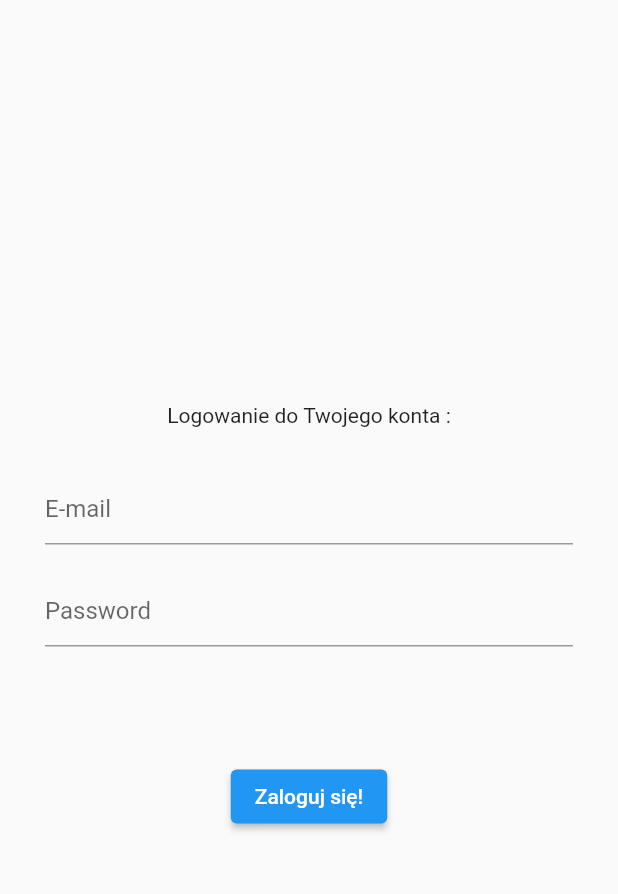
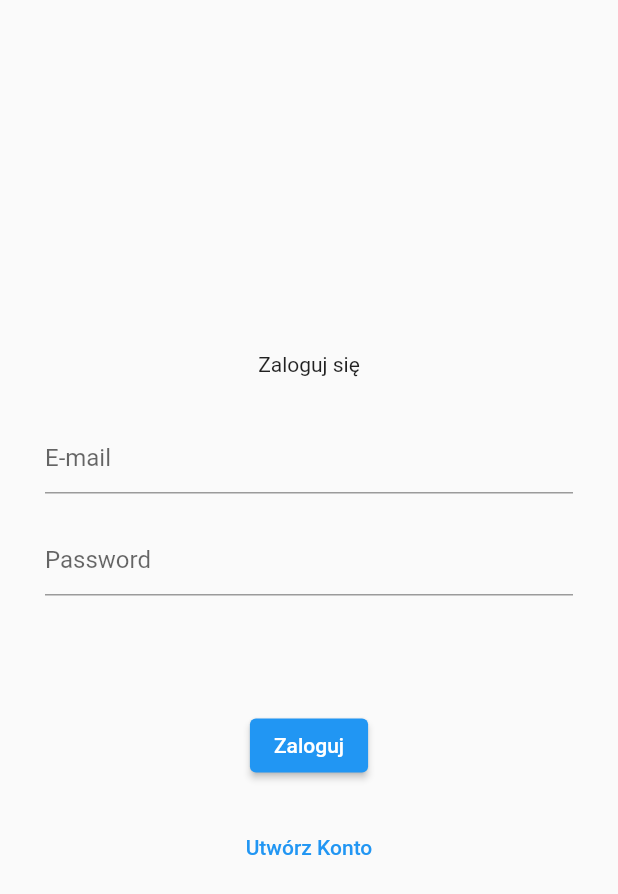
Before and after one commit to patryklaskowski1/dishes_ranking, a Flutter app: the screen it shows after launch, on a phone screen of 412 x 824 dp. Shown: the top 894 px of the screen. Run offline on Flutter 3.47's test engine with Material 2 defaults, Android fonts, the phone set to English and light mode, and no system bars; our stand-ins replace firebase_auth, firebase_core; accounts and stored records are empty.

Commit message:
Add Registration

```diff
--- a/lib/app/login/login_page.dart
+++ b/lib/app/login/login_page.dart
@@ -15,6 +15,7 @@ class LoginPage extends StatefulWidget {
 
 class _LoginPageState extends State<LoginPage> {
   var errorMessage = '';
+  var isCreatingAccount = false;
 
   @override
   Widget build(BuildContext context) {
@@ -25,7 +26,7 @@ class _LoginPageState extends State<LoginPage> {
           child: Column(
             mainAxisAlignment: MainAxisAlignment.center,
             children: [
-              const Text('Logowanie do Twojego konta :'),
+              Text(isCreatingAccount == true ? 'Rejestracja' : 'Zaloguj się'),
               const SizedBox(height: 30),
               TextField(
                 controller: widget.emailController,
@@ -51,6 +52,22 @@ class _LoginPageState extends State<LoginPage> {
               const SizedBox(height: 30),
               ElevatedButton(
                 onPressed: () async {
+                  if (isCreatingAccount == true) {
+                    //rejestracja
+                    try {
+                      await FirebaseAuth.instance
+                          .createUserWithEmailAndPassword(
+                              email: widget.emailController.text,
+                              password: widget.passwordController.text);
+                    } catch (error) {
+                      setState(
+                        () {
+                          errorMessage = error.toString();
+                        },
+                      );
+                    }
+                  } else {
+                    //logowanie
                     try {
                       await FirebaseAuth.instance.signInWithEmailAndPassword(
                           email: widget.emailController.text,
@@ -62,11 +79,32 @@ class _LoginPageState extends State<LoginPage> {
                         },
                       );
                     }
+                  }
                 },
-                child: const Text(
-                  'Zaloguj się!',
+                child:
+                    Text(isCreatingAccount == true ? 'Zarejestrój' : 'Zaloguj'),
               ),
-              ),
+              const SizedBox(height: 20),
+              if (isCreatingAccount == false) ...[
+                TextButton(
+                  onPressed: () {
+                    setState(() {
+                      isCreatingAccount = true;
+                    });
+                  },
+                  child: const Text('Utwórz Konto'),
+                )
+              ],
+              if (isCreatingAccount == true) ...[
+                TextButton(
+                  onPressed: () {
+                    setState(() {
+                      isCreatingAccount = false;
+                    });
+                  },
+                  child: const Text('Powrót do logowania'),
+                )
+              ],
             ],
           ),
         ),
```
Lines whose indentation alone changed are shown as unchanged.
